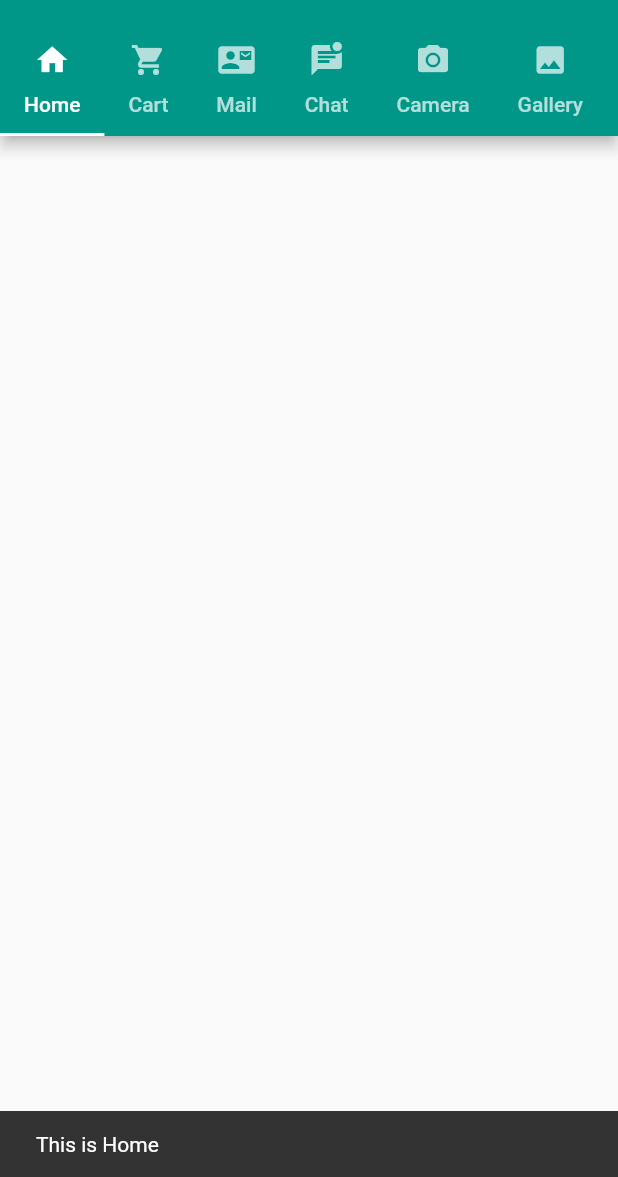
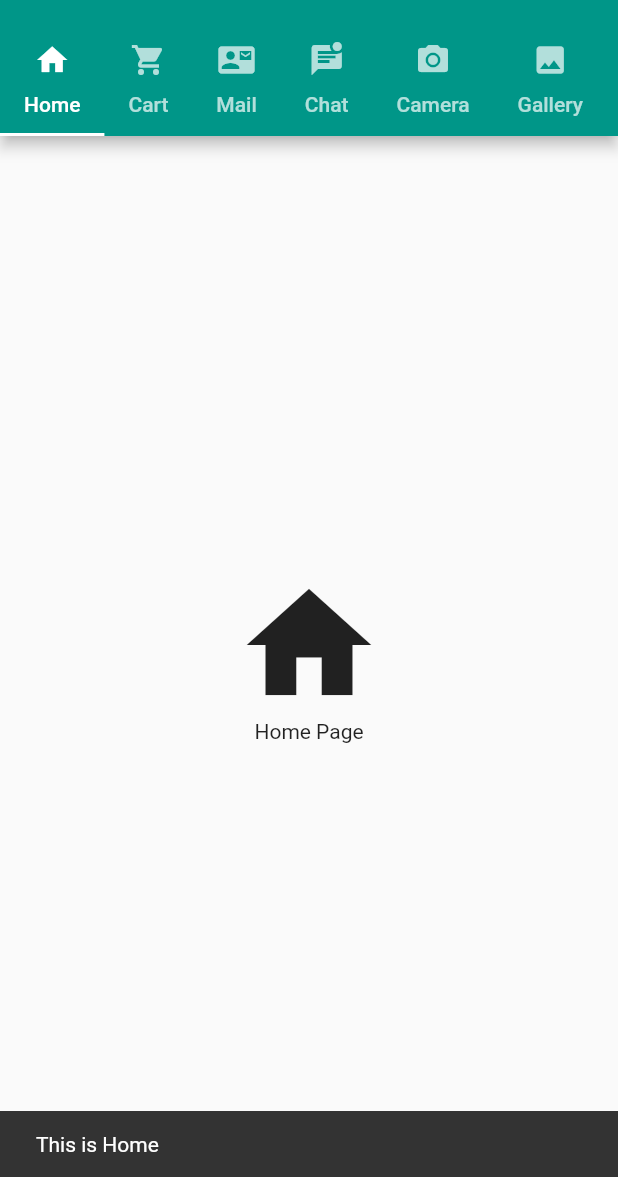
Before and after one commit to neelniloy/app1, a Flutter app: the TabBarPage screen opened directly, on a phone screen of 412 x 824 dp, the part 59-1236 px from its top. Run offline on Flutter 3.47's test engine with Material 2 defaults, Android fonts, the phone set to English and light mode, and no system bars; network calls fail.

Commit message:
added tabbar fragment

```diff
--- /dev/null
+++ b/lib/pages/tab/home_page.dart
@@ -0,0 +1,21 @@
+import 'package:flutter/cupertino.dart';
+import 'package:flutter/material.dart';
+
+class HomePage extends StatelessWidget{
+  @override
+  Widget build(BuildContext context) {
+    // TODO: implement build
+    return Container(
+      child: Center(
+        child: Column(
+          mainAxisAlignment: MainAxisAlignment.center,
+          children: [
+            Icon(Icons.home,size: 100),
+            Text("Home Page"),
+          ],
+        ),
+      ),
+    );
+  }
+
+}
--- a/lib/pages/tab_bar.dart
+++ b/lib/pages/tab_bar.dart
@@ -1,3 +1,10 @@
+import 'package:app1/pages/tab/camera_page.dart';
+import 'package:app1/pages/tab/cart_page.dart';
+import 'package:app1/pages/tab/chat_page.dart';
+import 'package:app1/pages/tab/gallery_page.dart';
+import 'package:app1/pages/tab/home_page.dart';
+import 'package:app1/pages/tab/mail_page.dart';
+import 'package:app1/pages/tab/profile_page.dart';
 import 'package:flutter/cupertino.dart';
 import 'package:flutter/material.dart';
 
@@ -31,6 +38,17 @@ class TabBarPage extends StatelessWidget{
             ],
           ),
         ),
+        body: TabBarView(
+          children: [
+            HomePage(),
+            CartPage(),
+            MailPage(),
+            ChatPage(),
+            CameraPage(),
+            GalleryPage(),
+            ProfilePage()
+          ],
+        ),
       ),
     );
   }
```
Also changed, not shown: lib/pages/tab/camera_page.dart (added, +19 -0 lines), lib/pages/tab/cart_page.dart (added, +21 -0 lines), lib/pages/tab/chat_page.dart (added, +21 -0 lines), lib/pages/tab/gallery_page.dart (added, +21 -0 lines), lib/pages/tab/mail_page.dart (added, +21 -0 lines), lib/pages/tab/profile_page.dart (added, +21 -0 lines).
